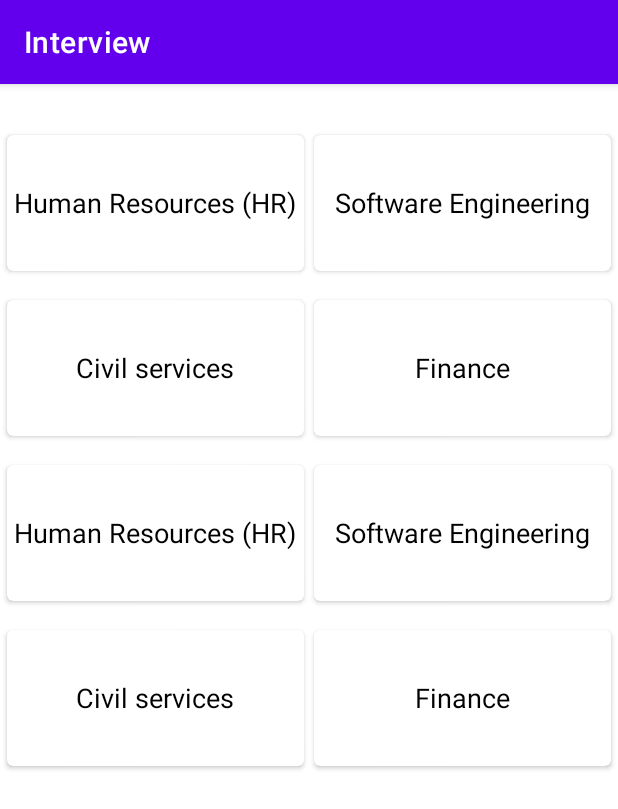
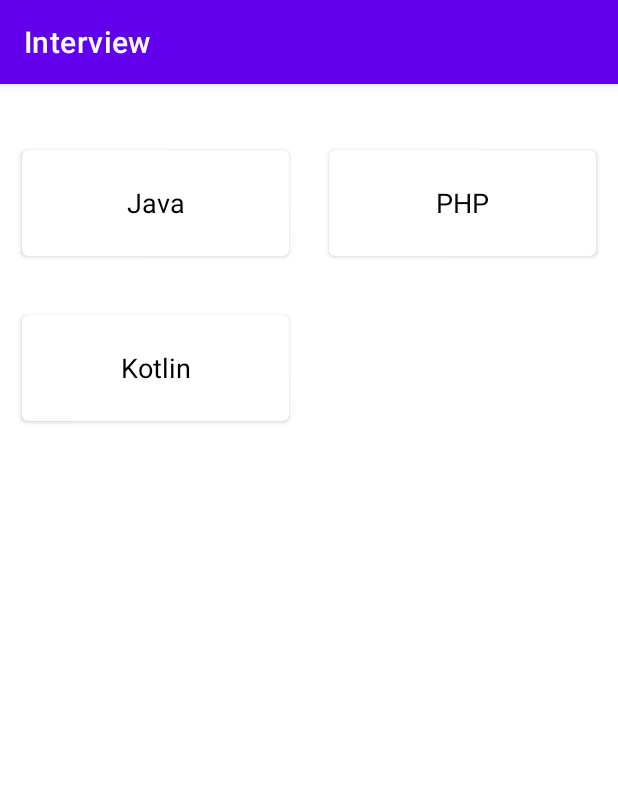
Before and after one commit to pratik8586/Android, an Android app: the screen it shows after launch (MainActivity), on a phone screen of 412 x 824 dp. Shown: the top 809 px of the screen. Run offline under Robolectric (Android 15) with nearby library versions, the phone set to English and light mode, and no system bars; our stand-ins replace Room's generated code.

Commit message:
Setup Room Database

```diff
--- a/Interview/app/build.gradle
+++ b/Interview/app/build.gradle
@@ -1,6 +1,8 @@
 plugins {
     id 'com.android.application'
     id 'org.jetbrains.kotlin.android'
+    id 'kotlin-kapt'
+    id 'kotlin-android'
 }
 
 android {
@@ -33,6 +35,18 @@ android {
 }
 
 dependencies {
+    def room_version = "2.4.3"
+    def kotlin_version  = "1.7.22"
+    implementation "androidx.room:room-runtime:$room_version"
+    kapt "androidx.room:room-compiler:$room_version"
+    // optional - Kotlin Extensions and Coroutines support for Room
+    implementation "androidx.room:room-ktx:$room_version"
+    implementation "org.jetbrains.kotlin:kotlin-stdlib:$kotlin_version"
+    //coroutines
+    implementation 'org.jetbrains.kotlinx:kotlinx-coroutines-core:1.6.1'
+    implementation 'org.jetbrains.kotlinx:kotlinx-coroutines-android:1.6.1'
+    // lifecycle
+    implementation 'androidx.lifecycle:lifecycle-runtime-ktx:2.5.1'
     implementation 'androidx.work:work-runtime-ktx:2.7.1'
     implementation 'androidx.core:core-ktx:1.9.0'
     implementation 'androidx.appcompat:appcompat:1.5.1'
--- a/Interview/app/src/main/java/com/example/interview/MainActivity.kt
+++ b/Interview/app/src/main/java/com/example/interview/MainActivity.kt
@@ -2,42 +2,78 @@ package com.example.interview
 
 import androidx.appcompat.app.AppCompatActivity
 import android.os.Bundle
-import android.widget.LinearLayout
+import android.util.Log
+import androidx.lifecycle.lifecycleScope
 import androidx.recyclerview.widget.GridLayoutManager
-import androidx.recyclerview.widget.LinearLayoutManager
 import androidx.recyclerview.widget.RecyclerView
 import com.example.interview.adapter.HomeAdapter
+import com.example.interview.room.Category
+import com.example.interview.room.CategoryDao
+import com.example.interview.room.InterviewDatabase
+import kotlinx.coroutines.Dispatchers
+import kotlinx.coroutines.launch
 
 class MainActivity : AppCompatActivity() {
+
+    private lateinit var categoryDao:CategoryDao
+
     override fun onCreate(savedInstanceState: Bundle?) {
         super.onCreate(savedInstanceState)
         setContentView(R.layout.activity_main)
 
-
         //getting recyclerview from xml
         val recyclerView = findViewById(R.id.recycler) as RecyclerView
-
         //adding a layoutmanager
         recyclerView.layoutManager = GridLayoutManager(this,2)
+        //get Db instance
+        categoryDao = InterviewDatabase.getInstance(this).homeDao()
+        // fetch and set data to adapter
+        testDB(recyclerView);
+    }
 
-        //crating an arraylist to store users using the data class user
-        val users = ArrayList<String>()
+    private  fun testDB(recyclerView: RecyclerView) {
 
-        //adding some dummy data to the list
-        users.add("Human Resources (HR)")
-        users.add("Software Engineering")
-        users.add("Civil services")
-        users.add("Finance")
-        users.add("Human Resources (HR)")
-        users.add("Software Engineering")
-        users.add("Civil services")
-        users.add("Finance")
 
-        //creating our adapter
-        val adapter = HomeAdapter(users)
+            lifecycleScope.launch (Dispatchers.IO) {
+                //Insert
+                Log.i("MyTAG", "*****     Inserting 3 Books     **********")
+                categoryDao.insertCategory(Category(3, "Java", "Alex",0))
+                categoryDao.insertCategory(Category(4, "PHP", "Mike",1))
+                categoryDao.insertCategory(Category(5, "Kotlin", "Amelia",2))
+                Log.i("MyTAG", "*****     Inserted 3 categories       **********")
 
-        //now adding the adapter to recyclerview
-        recyclerView.adapter = adapter
+                //Query
+                val categoryList = categoryDao.getAllCategories()
+                Log.i("MyTAG", "*****   ${categoryList.size} books there *****")
+                for (cat in categoryList) {
+                    Log.i("MyTAG", "id: ${cat.id} name: ${cat.title}")
+                }
+                //creating our adapter
+                val adapter = HomeAdapter(categoryList)
 
-    }
+                //now adding the adapter to recyclerview
+                recyclerView.adapter = adapter
+
+//                //Update
+//                Log.i("MyTAG", "*****      Updating a book      **********")
+//                homeDao.updateBook(Home(1, "PHPUpdated", "Mike"))
+//                //Query
+//                val books2 = homeDao.getAllBooks()
+//                Log.i("MyTAG", "*****   ${books2.size} books there *****")
+//                for (book in books2) {
+//                    Log.i("MyTAG", "id: ${book.id} name: ${book.name} author: ${book.author}")
+//                }
+//
+//                //delete
+//                Log.i("MyTAG", "*****       Deleting a book      **********")
+//                homeDao.deleteBook(Home(2, "Kotlin", "Amelia"))
+//                //Query
+//                val books3 = homeDao.getAllBooks()
+//                Log.i("MyTAG", "*****   ${books3.size} books there *****")
+//                for (book in books3) {
+//                    Log.i("MyTAG", "id: ${book.id} name: ${book.name} author: ${book.author}")
+//                }
+            }
+        }
+
 }
--- a/Interview/app/src/main/java/com/example/interview/adapter/HomeAdapter.kt
+++ b/Interview/app/src/main/java/com/example/interview/adapter/HomeAdapter.kt
@@ -6,8 +6,9 @@ import android.view.ViewGroup
 import android.widget.TextView
 import androidx.recyclerview.widget.RecyclerView
 import com.example.interview.R
+import com.example.interview.room.Category
 
-class HomeAdapter(private var list: List<String>) :
+class HomeAdapter(private var list: List<Category>) :
     RecyclerView.Adapter<HomeAdapter.HomeViewHolder>() {
 
     //this method is returning the view for each item in the list
@@ -17,15 +18,15 @@ class HomeAdapter(private var list: List<String>) :
     }
 
     class HomeViewHolder(view: View) : RecyclerView.ViewHolder(view) {
-        fun bindItems(user: String) {
+        fun bindItems(category: Category) {
             val textViewName = itemView.findViewById(R.id.textView) as TextView
-            textViewName.text = user
+            textViewName.text = category.title
         }
 
     }
 
     //this method is binding the data on the list
-    override fun onBindViewHolder(holder: HomeAdapter.HomeViewHolder, position: Int) {
+    override fun onBindViewHolder(holder: HomeViewHolder, position: Int) {
         holder.bindItems(list[position])
     }
 
--- /dev/null
+++ b/Interview/app/src/main/java/com/example/interview/room/Category.kt
@@ -0,0 +1,12 @@
+package com.example.interview.room
+
+import androidx.room.Entity
+import androidx.room.PrimaryKey
+
+@Entity(tableName = "category_table")
+data class Category(
+    @PrimaryKey(autoGenerate = false) val id: Int? = null,
+    val title: String,
+    val description: String,
+    val priority: Int
+)
--- /dev/null
+++ b/Interview/app/src/main/java/com/example/interview/room/CategoryDao.kt
@@ -0,0 +1,24 @@
+package com.example.interview.room
+
+import androidx.room.Dao
+import androidx.room.Delete
+import androidx.room.Insert
+import androidx.room.Query
+import androidx.room.Update
+
+@Dao
+interface CategoryDao {
+
+//    @Query("select * from home_table order by priority desc")
+    @Query("select * from category_table")
+    fun getAllCategories(): List<Category>
+
+    @Insert
+    suspend fun insertCategory(book: Category)
+
+    @Update
+    suspend fun updateBook(book: Category)
+
+    @Delete
+    suspend fun deleteBook(book: Category)
+}
--- /dev/null
+++ b/Interview/app/src/main/java/com/example/interview/room/InterviewDatabase.kt
@@ -0,0 +1,47 @@
+package com.example.interview.room
+
+import android.content.Context
+import androidx.room.Database
+import androidx.room.Room
+import androidx.room.RoomDatabase
+import androidx.sqlite.db.SupportSQLiteDatabase
+
+@Database(entities = [Category::class], version = 1)
+abstract class InterviewDatabase : RoomDatabase() {
+
+    abstract fun homeDao(): CategoryDao
+
+    companion object {
+        private var instance: InterviewDatabase? = null
+
+        @Synchronized
+        fun getInstance(ctx: Context): InterviewDatabase {
+            if(instance == null)
+                instance = Room.databaseBuilder(ctx.applicationContext, InterviewDatabase::class.java,
+                    "interview_database")
+                    .fallbackToDestructiveMigration()
+                    .addCallback(roomCallback)
+                    .build()
+
+            return instance!!
+
+        }
+
+        private val roomCallback = object : Callback() {
+            override fun onCreate(db: SupportSQLiteDatabase) {
+                super.onCreate(db)
+//                populateDatabase(instance!!)
+            }
+        }
+
+//        private fun populateDatabase(db: InterviewDatabase) {
+//            val noteDao = db.homeDao()
+//            subscribeOnBackground {
+//                noteDao.insert(Note("title 1", "desc 1", 1))
+//                noteDao.insert(Note("title 2", "desc 2", 2))
+//                noteDao.insert(Note("title 3", "desc 3", 3))
+//
+//            }
+//        }
+    }
+}
--- a/Interview/app/src/main/res/layout/home_list_item.xml
+++ b/Interview/app/src/main/res/layout/home_list_item.xml
@@ -11,20 +11,32 @@
     <androidx.cardview.widget.CardView
         android:layout_width="match_parent"
         android:layout_height="match_parent"
+        android:layout_marginStart="10dp"
+        android:layout_marginTop="10dp"
+        android:layout_marginEnd="10dp"
+        android:layout_marginBottom="10dp"
         app:cardCornerRadius="4dp"
-        app:cardUseCompatPadding="true">
+        app:cardUseCompatPadding="true"
+        app:layout_constraintBottom_toBottomOf="parent"
+        app:layout_constraintEnd_toEndOf="parent"
+        app:layout_constraintStart_toStartOf="parent"
+        app:layout_constraintTop_toTopOf="parent">
+
         <androidx.appcompat.widget.LinearLayoutCompat
-            android:layout_width="wrap_content"
+            android:layout_width="match_parent"
             android:layout_height="wrap_content"
             android:layout_gravity="center"
             android:orientation="horizontal">
+
             <TextView
                 android:id="@+id/textView"
-                android:layout_width="wrap_content"
-                android:layout_height="wrap_content"
+                android:layout_width="match_parent"
+                android:layout_height="match_parent"
+                android:text=""
+                android:padding="5dp"
+                android:gravity="center"
+                android:textColor="@color/black"
                 android:textSize="18dp"
-                android:textColor="@color/black"
-                android:text="TextView"
                 android:visibility="visible" />
 
         </androidx.appcompat.widget.LinearLayoutCompat>
```
